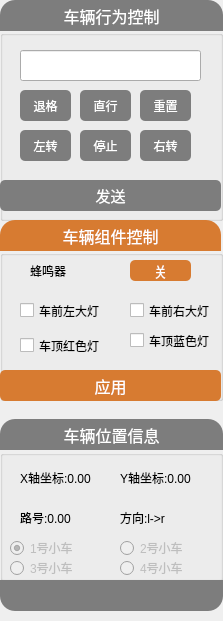
CSU-Bug-Killer/CarDemo2, file carcontrollboard.ui: the form before one commit.
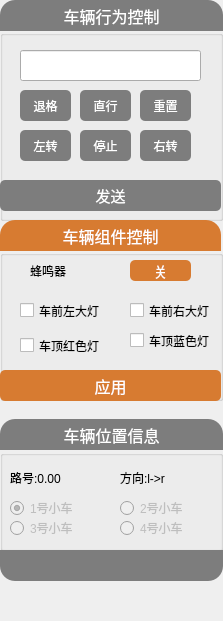
The form after the commit.

```diff
--- a/carcontrollboard.ui
+++ b/carcontrollboard.ui
@@ -351,43 +351,17 @@
      <x>0</x>
      <y>450</y>
      <width>223</width>
-     <height>131</height>
+     <height>101</height>
     </rect>
    </property>
    <property name="title">
     <string/>
    </property>
-   <widget class="QLabel" name="xAxisLbl">
-    <property name="geometry">
-     <rect>
-      <x>20</x>
-      <y>20</y>
-      <width>81</width>
-      <height>16</height>
-     </rect>
-    </property>
-    <property name="text">
-     <string>X轴坐标:0.00</string>
-    </property>
-   </widget>
-   <widget class="QLabel" name="yAxisLbl">
-    <property name="geometry">
-     <rect>
-      <x>120</x>
-      <y>20</y>
-      <width>81</width>
-      <height>16</height>
-     </rect>
-    </property>
-    <property name="text">
-     <string>Y轴坐标:0.00</string>
-    </property>
-   </widget>
    <widget class="QLabel" name="roadNumberLbl">
     <property name="geometry">
      <rect>
-      <x>20</x>
-      <y>60</y>
+      <x>10</x>
+      <y>20</y>
       <width>81</width>
       <height>16</height>
      </rect>
@@ -400,7 +374,7 @@
     <property name="geometry">
      <rect>
       <x>120</x>
-      <y>60</y>
+      <y>20</y>
       <width>81</width>
       <height>16</height>
      </rect>
@@ -416,7 +390,7 @@
     <property name="geometry">
      <rect>
       <x>10</x>
-      <y>110</y>
+      <y>70</y>
       <width>89</width>
       <height>16</height>
      </rect>
@@ -432,7 +406,7 @@
     <property name="geometry">
      <rect>
       <x>120</x>
-      <y>90</y>
+      <y>50</y>
       <width>89</width>
       <height>16</height>
      </rect>
@@ -448,7 +422,7 @@
     <property name="geometry">
      <rect>
       <x>120</x>
-      <y>110</y>
+      <y>70</y>
       <width>89</width>
       <height>16</height>
      </rect>
@@ -464,7 +438,7 @@
     <property name="geometry">
      <rect>
       <x>10</x>
-      <y>90</y>
+      <y>50</y>
       <width>89</width>
       <height>16</height>
      </rect>
@@ -568,7 +542,7 @@
    <property name="geometry">
     <rect>
      <x>0</x>
-     <y>580</y>
+     <y>550</y>
      <width>223</width>
      <height>31</height>
     </rect>
```
